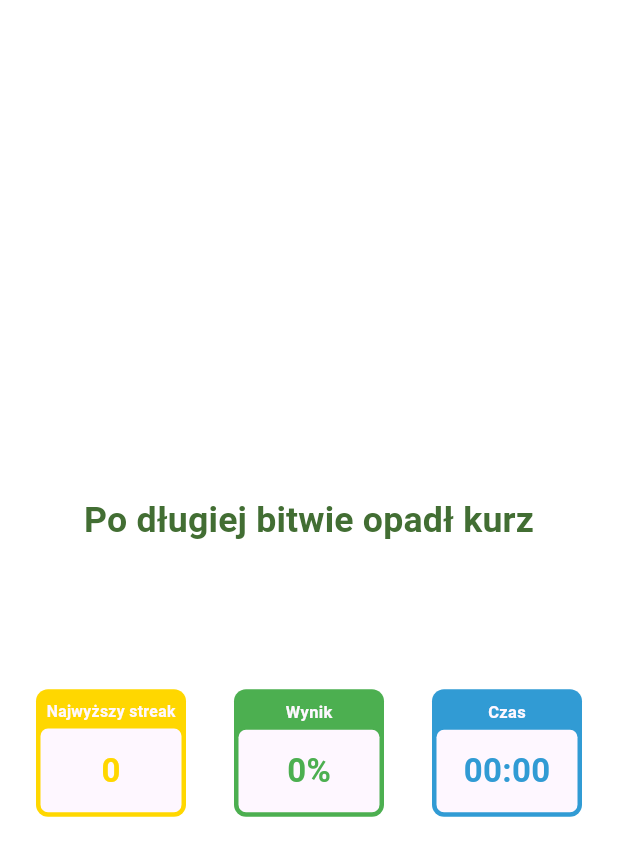
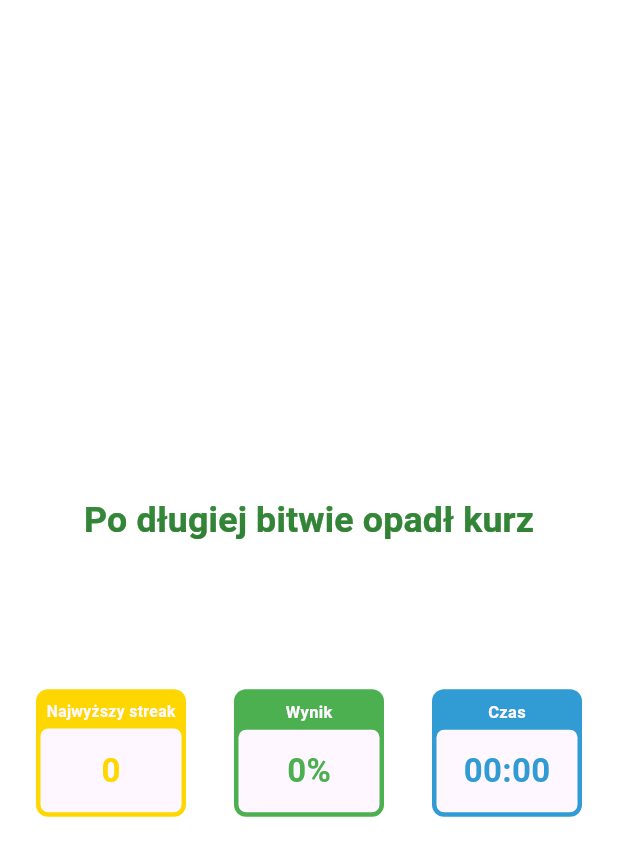
Before and after one commit to Michiczi/morrolingo, a Flutter app: the SummaryView screen opened directly with empty values, on a phone screen of 412 x 824 dp. Shown: the top 856 px of the screen. Run offline on Flutter 3.47's test engine with Material 3 defaults, Android fonts, the phone set to English and light mode, and no system bars; our stand-ins replace floor, flutter_staggered_animations, image_picker, share_plus, shared_preferences, sqflite and 1 more; missing offline and left inert: google_mlkit_text_recognition; accounts and stored records are empty; generated files the repository leaves out were written again; Roboto replaces fonts that are missing (Poppins).

Commit message:
final hotfix

```diff
--- a/lib/pages/flashcards_screen.dart
+++ b/lib/pages/flashcards_screen.dart
@@ -244,7 +244,7 @@ class _FlashcardsScreenState extends State<FlashcardsScreen> {
                       text: 'POWTÓRZ',
                       style: CustomButtonStyle(
                         buttonColor: TColors.warning,
-                        bottomColor: TColors.warning,
+                        bottomColor: Colors.orange.shade800,
                       ),
                     ),
                   ),
@@ -259,7 +259,7 @@ class _FlashcardsScreenState extends State<FlashcardsScreen> {
                       text: 'DALEJ',
                       style: CustomButtonStyle(
                         buttonColor: TColors.success,
-                        bottomColor: TColors.success,
+                        bottomColor: Color(0xFF2E7D32),
                       ),
                     ),
                   ),
--- a/lib/pages/panel_screen.dart
+++ b/lib/pages/panel_screen.dart
@@ -8,7 +8,6 @@ import 'package:morrolingo/widgets/panel_screen/subject_card.dart';
 import '../database/app_database.dart';
 import '../database/question_dao.dart';
 import 'package:morrolingo/utilities/theme/custom/colors_palette.dart';
-import 'package:permission_handler/permission_handler.dart';
 
 class PanelScreen extends StatefulWidget {
   const PanelScreen({super.key});
--- a/lib/widgets/summary_view/summary_view.dart
+++ b/lib/widgets/summary_view/summary_view.dart
@@ -126,6 +126,15 @@ class _SummaryViewState extends State<SummaryView>
                 }
               });
             }
+          })
+          ..addStatusListener((status) {
+            if (status == AnimationStatus.completed) {
+              Vibration.hasVibrator().then((hasVib) {
+                if (hasVib) {
+                  Vibration.cancel();
+                }
+              });
+            }
           });
 
     _textAnimationController = AnimationController(
@@ -196,17 +205,27 @@ class _SummaryViewState extends State<SummaryView>
                   animation: _textAnimation,
                   builder: (context, child) {
                     final animatedFontSize =
-                        10.0 + (50.0 - 10.0) * _textAnimation.value;
+                        10.0 + (60.0 - 10.0) * _textAnimation.value;
                     return SizedBox(
                       width: 300,
                       height: 150,
                       child: FittedBox(
-                        child: GrowingText(
-                          text: _finalText,
-                          style: TextStyle(
-                            fontSize: animatedFontSize,
-                            fontWeight: FontWeight.bold,
-                            color: const Color(0xFF426E33),
+                        child: ShaderMask(
+                          shaderCallback: (bounds) => const LinearGradient(
+                            colors: [
+                              TColors.success,
+                              TColors.greenButtonBottom,
+                            ],
+                            begin: Alignment.topCenter,
+                            end: Alignment.bottomCenter,
+                          ).createShader(bounds),
+                          child: GrowingText(
+                            text: _finalText,
+                            style: TextStyle(
+                              fontSize: animatedFontSize,
+                              fontWeight: FontWeight.bold,
+                              color: Colors.white,
+                            ),
                           ),
                         ),
                       ),
```
Also changed, not shown: lib/pages/guessing_screen.dart (+3 -4 lines), lib/widgets/custom_button.dart (+5 -25 lines), lib/widgets/guessing_screen/matching_view.dart (+11 -2 lines), lib/widgets/question_data_screen/question_dialog.dart (+35 -34 lines).
